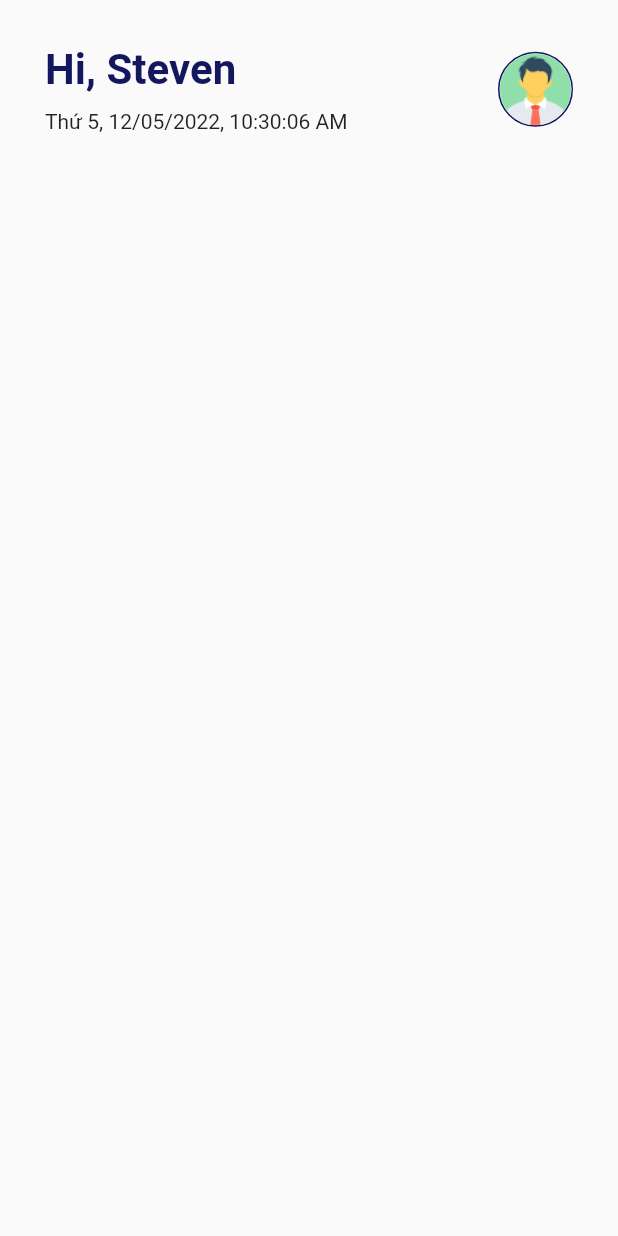
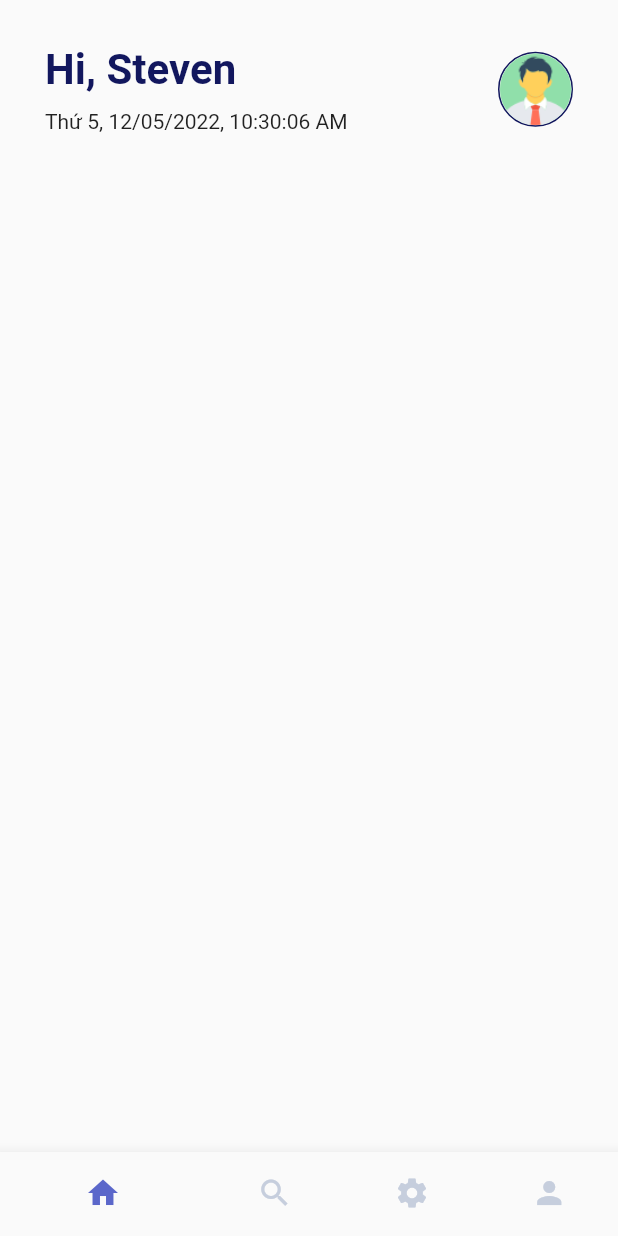
Before and after one commit to Linhhcmut/daily_activity, a Flutter app: the screen it shows after launch, on a phone screen of 412 x 824 dp. Run offline on Flutter 3.47's test engine with Material 2 defaults, Android fonts, the phone set to English and light mode, and no system bars; our stand-ins replace flutter_spinkit.

Commit message:
bottom navigator bar

```diff
--- /dev/null
+++ b/lib/bottom_navigator_page.dart/bottomNavigatorBar_page.dart
@@ -0,0 +1,60 @@
+import 'package:daily/pages/home_page/home_page.dart';
+import 'package:flutter/material.dart';
+
+class BottomNavigatorBarPage extends StatefulWidget {
+  @override
+  State<BottomNavigatorBarPage> createState() => _BottomNavigatorBarPagePageState();
+}
+
+class _BottomNavigatorBarPagePageState extends State<BottomNavigatorBarPage> {
+  PageController _pageController = PageController();
+  int _selectedPageIndex = 0;
+
+  @override
+  Widget build(BuildContext context) {
+    return Scaffold(
+      bottomNavigationBar: BottomNavigationBar(
+        showSelectedLabels: false,
+        showUnselectedLabels: false,
+        items: <BottomNavigationBarItem>[
+          BottomNavigationBarItem(icon: Icon(Icons.home), label: ""),
+          BottomNavigationBarItem(icon: Icon(Icons.search), label: ""),
+          BottomNavigationBarItem(icon: Icon(Icons.settings), label: ""),
+          BottomNavigationBarItem(icon: Icon(Icons.person), label: ""),
+        ],
+        selectedItemColor: Color(0xff5B67CA),
+        unselectedItemColor: Color(0xffC6CEDD),
+        currentIndex: _selectedPageIndex,
+        onTap: onTapped,
+      ),
+      body: PageView(
+        controller: _pageController,
+        onPageChanged: (index) {
+          setState(() {
+            _selectedPageIndex = index;
+          });
+        },
+        children: <Widget>[
+          HomePage(),
+          Text("page $_selectedPageIndex",
+              style: TextStyle(color: Colors.black)),
+          Text("page $_selectedPageIndex",
+              style: TextStyle(color: Colors.black)),
+          Text("page $_selectedPageIndex",
+              style: TextStyle(color: Colors.black)),
+        ],
+      ),
+    );
+  }
+
+  void onTapped(int index) {
+    setState(() {
+      _selectedPageIndex = index;
+    });
+    _pageController.animateToPage(
+      index,
+      duration: Duration(milliseconds: 200),
+      curve: Curves.linear,
+    );
+  }
+}
--- a/lib/main.dart
+++ b/lib/main.dart
@@ -1,4 +1,4 @@
-import 'package:daily/pages/home_page/home_page.dart';
+import 'package:daily/bottom_navigator_page.dart/bottomNavigatorBar_page.dart';
 import 'package:flutter/material.dart';
 import 'pages/splash_page/splash_page.dart';
 
@@ -12,7 +12,7 @@ class MyApp extends StatelessWidget {
   Widget build(BuildContext context) {
     return MaterialApp(
       debugShowCheckedModeBanner: false,
-      home: HomePage(),
+      home: BottomNavigatorBarPage(),
     );
   }
 }
--- a/lib/pages/home_page/home_page.dart
+++ b/lib/pages/home_page/home_page.dart
@@ -1,4 +1,5 @@
 import 'dart:async';
+
 import 'package:daily/contains/padding_contains.dart';
 import 'package:daily/pages/home_page/bottom_sheet.dart';
 import 'package:daily/stream/date_time_stream.dart';
@@ -22,9 +23,7 @@ class _HomePageState extends State<HomePage> {
 
   @override
   Widget build(BuildContext context) {
-    // DateTimeProvider getDateTime = Provider.of<DateTimeProvider>(context);
-    return Scaffold(
-      body: Padding(
+    return Padding(
       padding: paddingWithScreen,
       child: Container(
         child: ListView(
@@ -96,7 +95,80 @@ class _HomePageState extends State<HomePage> {
           ],
         ),
       ),
-      ),
     );
   }
 }
+
+// body: Padding(
+      //   padding: paddingWithScreen,
+      //   child: Container(
+      //     child: ListView(
+      //       children: <Widget>[
+      //         SizedBox(height: 30),
+      //         Row(
+      //           children: <Widget>[
+      //             Column(
+      //               crossAxisAlignment: CrossAxisAlignment.start,
+      //               children: <Widget>[
+      //                 Text(
+      //                   "Hi, Steven",
+      //                   style: TextStyle(
+      //                     color: Color(0xff12175E),
+      //                     fontSize: 28,
+      //                     fontWeight: FontWeight.bold,
+      //                   ),
+      //                 ),
+      //                 SizedBox(height: 10),
+      //                 StreamBuilder(
+      //                   stream: _dateTimeStream.timeController,
+      //                   builder: (context, snapshot) {
+      //                     switch (snapshot.connectionState) {
+      //                       case ConnectionState.waiting:
+      //                         return SpinKitThreeBounce(
+      //                           color: Color(0xff12175E),
+      //                           size: 10,
+      //                         );
+      //                       case ConnectionState.active:
+      //                         return Text("${snapshot.data}");
+      //                       case ConnectionState.done:
+      //                         return Text("${snapshot.data}");
+      //                       default:
+      //                         break;
+      //                     }
+      //                     return Text("Some error ocurred try get Time");
+      //                   },
+      //                 ),
+      //               ],
+      //             ),
+      //             Spacer(),
+      //             Container(
+      //               width: 50,
+      //               height: 50,
+      //               decoration: BoxDecoration(
+      //                 shape: BoxShape.circle,
+      //                 border: Border.all(
+      //                   color: Color(0xff12175E),
+      //                   width: 1.0,
+      //                 ),
+      //               ),
+      //               child: GestureDetector(
+      //                 onTap: () => showModalBottomSheet<void>(
+      //                   context: context,
+      //                   builder: (context) {
+      //                     return BottomSheetPage();
+      //                   },
+      //                 ),
+      //                 child: ClipOval(
+      //                   child: Image.asset(
+      //                     "assets/images/avatar1.png",
+      //                     fit: BoxFit.fill,
+      //                   ),
+      //                 ),
+      //               ),
+      //             ),
+      //           ],
+      //         ),
+      //       ],
+      //     ),
+      //   ),
+      // ),
--- a/lib/pages/login_page/login_page.dart
+++ b/lib/pages/login_page/login_page.dart
@@ -1,6 +1,6 @@
 import 'package:daily/contains/padding_contains.dart';
 import 'package:daily/pages/forgotpass_page/forgotPass.dart';
-import 'package:daily/pages/home_page/home_page.dart';
+import 'package:daily/bottom_navigator_page.dart/bottomNavigatorBar_page.dart';
 import 'package:daily/pages/register_page/register_page.dart';
 import 'package:daily/pages/widget_base.dart/elevator_button_base.dart';
 import 'package:daily/pages/widget_base.dart/have_account_base.dart';
@@ -53,7 +53,7 @@ class LoginPage extends StatelessWidget {
                   primaryColor: 0xFF5B67CA,
                   textButton: "Đăng nhập",
                   colorText: Colors.white,
-                  pageNavigator: HomePage(),
+                  pageNavigator: BottomNavigatorBarPage(),
                   elevation: 1.0,
                 ),
                 OrLoginWithBase(),
--- a/lib/pages/register_page/register_page.dart
+++ b/lib/pages/register_page/register_page.dart
@@ -1,5 +1,5 @@
 import 'package:daily/contains/padding_contains.dart';
-import 'package:daily/pages/home_page/home_page.dart';
+import 'package:daily/bottom_navigator_page.dart/bottomNavigatorBar_page.dart';
 import 'package:daily/pages/login_page/login_page.dart';
 import 'package:daily/pages/widget_base.dart/elevator_button_base.dart';
 import 'package:daily/pages/widget_base.dart/have_account_base.dart';
@@ -47,7 +47,7 @@ class RegisterPage extends StatelessWidget {
                   textButton: "Đăng ký",
                   elevation: 1.0,
                   colorText: Colors.white,
-                  pageNavigator: HomePage(),
+                  pageNavigator: BottomNavigatorBarPage(),
                   primaryColor: 0xFF5B67CA,
                 ),
                 OrLoginWithBase(),
```
Lines whose indentation alone changed are shown as unchanged.
